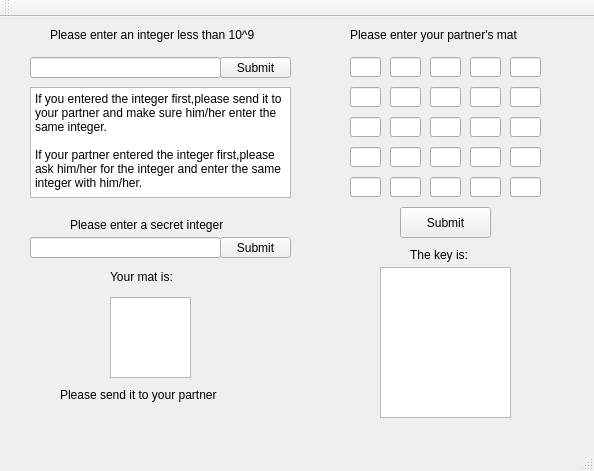
First picture: the form in mainwindow.ui, repository Chen-Py/Mat-Code-Key-Exchange, before the edit.
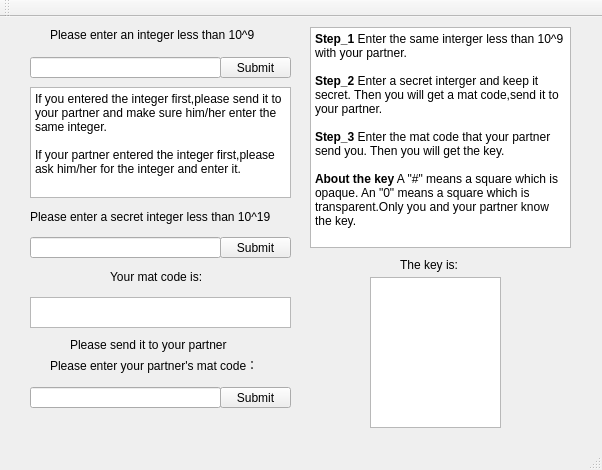
Second picture: the form after the edit.

What changed in the file:
```diff
--- a/mainwindow.ui
+++ b/mainwindow.ui
@@ -6,288 +6,25 @@
    <rect>
     <x>0</x>
     <y>0</y>
-    <width>594</width>
-    <height>471</height>
+    <width>602</width>
+    <height>470</height>
    </rect>
   </property>
   <property name="windowTitle">
    <string>Key Exchange System</string>
   </property>
   <widget class="QWidget" name="centralWidget">
-   <widget class="QPushButton" name="pushButton">
-    <property name="geometry">
-     <rect>
-      <x>400</x>
-      <y>190</y>
-      <width>91</width>
-      <height>31</height>
-     </rect>
-    </property>
-    <property name="text">
-     <string>Submit</string>
-    </property>
-   </widget>
-   <widget class="QLineEdit" name="lineEdit">
-    <property name="geometry">
-     <rect>
-      <x>350</x>
-      <y>40</y>
-      <width>31</width>
-      <height>20</height>
-     </rect>
-    </property>
-   </widget>
-   <widget class="QLineEdit" name="lineEdit_2">
-    <property name="geometry">
-     <rect>
-      <x>390</x>
-      <y>40</y>
-      <width>31</width>
-      <height>20</height>
-     </rect>
-    </property>
-   </widget>
-   <widget class="QLineEdit" name="lineEdit_3">
-    <property name="geometry">
-     <rect>
-      <x>430</x>
-      <y>40</y>
-      <width>31</width>
-      <height>20</height>
-     </rect>
-    </property>
-   </widget>
-   <widget class="QLineEdit" name="lineEdit_4">
-    <property name="geometry">
-     <rect>
-      <x>470</x>
-      <y>40</y>
-      <width>31</width>
-      <height>20</height>
-     </rect>
-    </property>
-   </widget>
-   <widget class="QLineEdit" name="lineEdit_5">
-    <property name="geometry">
-     <rect>
-      <x>510</x>
-      <y>40</y>
-      <width>31</width>
-      <height>20</height>
-     </rect>
-    </property>
-   </widget>
-   <widget class="QLineEdit" name="lineEdit_6">
-    <property name="geometry">
-     <rect>
-      <x>350</x>
-      <y>70</y>
-      <width>31</width>
-      <height>20</height>
-     </rect>
-    </property>
-   </widget>
-   <widget class="QLineEdit" name="lineEdit_7">
-    <property name="geometry">
-     <rect>
-      <x>390</x>
-      <y>70</y>
-      <width>31</width>
-      <height>20</height>
-     </rect>
-    </property>
-   </widget>
-   <widget class="QLineEdit" name="lineEdit_8">
-    <property name="geometry">
-     <rect>
-      <x>430</x>
-      <y>70</y>
-      <width>31</width>
-      <height>20</height>
-     </rect>
-    </property>
-   </widget>
-   <widget class="QLineEdit" name="lineEdit_9">
-    <property name="geometry">
-     <rect>
-      <x>470</x>
-      <y>70</y>
-      <width>31</width>
-      <height>20</height>
-     </rect>
-    </property>
-   </widget>
-   <widget class="QLineEdit" name="lineEdit_10">
-    <property name="geometry">
-     <rect>
-      <x>510</x>
-      <y>70</y>
-      <width>31</width>
-      <height>20</height>
-     </rect>
-    </property>
-   </widget>
-   <widget class="QLineEdit" name="lineEdit_11">
-    <property name="geometry">
-     <rect>
-      <x>350</x>
-      <y>100</y>
-      <width>31</width>
-      <height>20</height>
-     </rect>
-    </property>
-   </widget>
-   <widget class="QLineEdit" name="lineEdit_12">
-    <property name="geometry">
-     <rect>
-      <x>390</x>
-      <y>100</y>
-      <width>31</width>
-      <height>20</height>
-     </rect>
-    </property>
-   </widget>
-   <widget class="QLineEdit" name="lineEdit_13">
-    <property name="geometry">
-     <rect>
-      <x>430</x>
-      <y>100</y>
-      <width>31</width>
-      <height>20</height>
-     </rect>
-    </property>
-   </widget>
-   <widget class="QLineEdit" name="lineEdit_14">
-    <property name="geometry">
-     <rect>
-      <x>470</x>
-      <y>100</y>
-      <width>31</width>
-      <height>20</height>
-     </rect>
-    </property>
-   </widget>
-   <widget class="QLineEdit" name="lineEdit_15">
-    <property name="geometry">
-     <rect>
-      <x>510</x>
-      <y>100</y>
-      <width>31</width>
-      <height>20</height>
-     </rect>
-    </property>
-   </widget>
-   <widget class="QLineEdit" name="lineEdit_16">
-    <property name="geometry">
-     <rect>
-      <x>350</x>
-      <y>130</y>
-      <width>31</width>
-      <height>20</height>
-     </rect>
-    </property>
-   </widget>
-   <widget class="QLineEdit" name="lineEdit_17">
-    <property name="geometry">
-     <rect>
-      <x>390</x>
-      <y>130</y>
-      <width>31</width>
-      <height>20</height>
-     </rect>
-    </property>
-   </widget>
-   <widget class="QLineEdit" name="lineEdit_18">
-    <property name="geometry">
-     <rect>
-      <x>430</x>
-      <y>130</y>
-      <width>31</width>
-      <height>20</height>
-     </rect>
-    </property>
-   </widget>
-   <widget class="QLineEdit" name="lineEdit_19">
-    <property name="geometry">
-     <rect>
-      <x>470</x>
-      <y>130</y>
-      <width>31</width>
-      <height>20</height>
-     </rect>
-    </property>
-   </widget>
-   <widget class="QLineEdit" name="lineEdit_20">
-    <property name="geometry">
-     <rect>
-      <x>510</x>
-      <y>130</y>
-      <width>31</width>
-      <height>20</height>
-     </rect>
-    </property>
-   </widget>
-   <widget class="QLineEdit" name="lineEdit_21">
-    <property name="geometry">
-     <rect>
-      <x>350</x>
-      <y>160</y>
-      <width>31</width>
-      <height>20</height>
-     </rect>
-    </property>
-   </widget>
-   <widget class="QLineEdit" name="lineEdit_22">
-    <property name="geometry">
-     <rect>
-      <x>390</x>
-      <y>160</y>
-      <width>31</width>
-      <height>20</height>
-     </rect>
-    </property>
-   </widget>
-   <widget class="QLineEdit" name="lineEdit_23">
-    <property name="geometry">
-     <rect>
-      <x>430</x>
-      <y>160</y>
-      <width>31</width>
-      <height>20</height>
-     </rect>
-    </property>
-   </widget>
-   <widget class="QLineEdit" name="lineEdit_24">
-    <property name="geometry">
-     <rect>
-      <x>470</x>
-      <y>160</y>
-      <width>31</width>
-      <height>20</height>
-     </rect>
-    </property>
-   </widget>
-   <widget class="QLineEdit" name="lineEdit_25">
-    <property name="geometry">
-     <rect>
-      <x>510</x>
-      <y>160</y>
-      <width>31</width>
-      <height>20</height>
-     </rect>
-    </property>
-   </widget>
    <widget class="QLabel" name="label">
     <property name="geometry">
      <rect>
-      <x>350</x>
-      <y>10</y>
-      <width>201</width>
+      <x>50</x>
+      <y>340</y>
+      <width>231</width>
       <height>16</height>
      </rect>
     </property>
     <property name="text">
-     <string>Please enter your partner's mat</string>
+     <string>Please enter your partner's mat code：</string>
     </property>
    </widget>
    <widget class="QLineEdit" name="lineEdit_26">
@@ -345,20 +82,20 @@
 &lt;/style&gt;&lt;/head&gt;&lt;body style=&quot; font-family:'SimSun'; font-size:9pt; font-weight:400; font-style:normal;&quot;&gt;
 &lt;p style=&quot; margin-top:0px; margin-bottom:0px; margin-left:0px; margin-right:0px; -qt-block-indent:0; text-indent:0px;&quot;&gt;If you entered the integer first,please send it to your partner and make sure him/her enter the same integer.&lt;/p&gt;
 &lt;p style=&quot;-qt-paragraph-type:empty; margin-top:0px; margin-bottom:0px; margin-left:0px; margin-right:0px; -qt-block-indent:0; text-indent:0px;&quot;&gt;&lt;br /&gt;&lt;/p&gt;
-&lt;p style=&quot; margin-top:0px; margin-bottom:0px; margin-left:0px; margin-right:0px; -qt-block-indent:0; text-indent:0px;&quot;&gt;If your partner entered the integer first,please ask him/her for the integer and enter the same integer with him/her.&lt;/p&gt;&lt;/body&gt;&lt;/html&gt;</string>
+&lt;p style=&quot; margin-top:0px; margin-bottom:0px; margin-left:0px; margin-right:0px; -qt-block-indent:0; text-indent:0px;&quot;&gt;If your partner entered the integer first,please ask him/her for the integer and enter it.&lt;/p&gt;&lt;/body&gt;&lt;/html&gt;</string>
     </property>
    </widget>
    <widget class="QLabel" name="label_3">
     <property name="geometry">
      <rect>
-      <x>70</x>
-      <y>200</y>
-      <width>181</width>
-      <height>16</height>
+      <x>30</x>
+      <y>190</y>
+      <width>271</width>
+      <height>20</height>
      </rect>
     </property>
     <property name="text">
-     <string>Please enter a secret integer</string>
+     <string>Please enter a secret integer less than 10^19</string>
     </property>
    </widget>
    <widget class="QLineEdit" name="lineEdit_27">
@@ -389,21 +126,21 @@
      <rect>
       <x>110</x>
       <y>250</y>
-      <width>81</width>
+      <width>101</width>
       <height>20</height>
      </rect>
     </property>
     <property name="text">
-     <string>Your mat is:</string>
+     <string>Your mat code is:</string>
     </property>
    </widget>
    <widget class="QTextBrowser" name="textBrowser_2">
     <property name="geometry">
      <rect>
-      <x>110</x>
+      <x>30</x>
       <y>280</y>
-      <width>81</width>
-      <height>81</height>
+      <width>261</width>
+      <height>31</height>
      </rect>
     </property>
     <property name="html">
@@ -417,8 +154,8 @@
    <widget class="QLabel" name="label_5">
     <property name="geometry">
      <rect>
-      <x>60</x>
-      <y>370</y>
+      <x>70</x>
+      <y>320</y>
       <width>181</width>
       <height>16</height>
      </rect>
@@ -430,8 +167,8 @@
    <widget class="QTextBrowser" name="textBrowser_3">
     <property name="geometry">
      <rect>
-      <x>380</x>
-      <y>250</y>
+      <x>370</x>
+      <y>260</y>
       <width>131</width>
       <height>151</height>
      </rect>
@@ -447,8 +184,8 @@
    <widget class="QLabel" name="label_6">
     <property name="geometry">
      <rect>
-      <x>410</x>
-      <y>230</y>
+      <x>400</x>
+      <y>240</y>
       <width>71</width>
       <height>16</height>
      </rect>
@@ -457,6 +194,52 @@
      <string>The key is:</string>
     </property>
    </widget>
+   <widget class="QPushButton" name="pushButton_4">
+    <property name="geometry">
+     <rect>
+      <x>220</x>
+      <y>370</y>
+      <width>71</width>
+      <height>21</height>
+     </rect>
+    </property>
+    <property name="text">
+     <string>Submit</string>
+    </property>
+   </widget>
+   <widget class="QLineEdit" name="lineEdit_28">
+    <property name="geometry">
+     <rect>
+      <x>30</x>
+      <y>370</y>
+      <width>191</width>
+      <height>21</height>
+     </rect>
+    </property>
+   </widget>
+   <widget class="QTextBrowser" name="textBrowser_4">
+    <property name="geometry">
+     <rect>
+      <x>310</x>
+      <y>10</y>
+      <width>261</width>
+      <height>221</height>
+     </rect>
+    </property>
+    <property name="html">
+     <string>&lt;!DOCTYPE HTML PUBLIC &quot;-//W3C//DTD HTML 4.0//EN&quot; &quot;http://www.w3.org/TR/REC-html40/strict.dtd&quot;&gt;
+&lt;html&gt;&lt;head&gt;&lt;meta name=&quot;qrichtext&quot; content=&quot;1&quot; /&gt;&lt;style type=&quot;text/css&quot;&gt;
+p, li { white-space: pre-wrap; }
+&lt;/style&gt;&lt;/head&gt;&lt;body style=&quot; font-family:'SimSun'; font-size:9pt; font-weight:400; font-style:normal;&quot;&gt;
+&lt;p style=&quot; margin-top:0px; margin-bottom:0px; margin-left:0px; margin-right:0px; -qt-block-indent:0; text-indent:0px;&quot;&gt;&lt;span style=&quot; font-weight:600;&quot;&gt;Step_1&lt;/span&gt; Enter the same interger less than 10^9 with your partner.&lt;/p&gt;
+&lt;p style=&quot;-qt-paragraph-type:empty; margin-top:0px; margin-bottom:0px; margin-left:0px; margin-right:0px; -qt-block-indent:0; text-indent:0px;&quot;&gt;&lt;br /&gt;&lt;/p&gt;
+&lt;p style=&quot; margin-top:0px; margin-bottom:0px; margin-left:0px; margin-right:0px; -qt-block-indent:0; text-indent:0px;&quot;&gt;&lt;span style=&quot; font-weight:600;&quot;&gt;Step_2&lt;/span&gt; Enter a secret interger and keep it secret. Then you will get a mat code,send it to your partner.&lt;/p&gt;
+&lt;p style=&quot;-qt-paragraph-type:empty; margin-top:0px; margin-bottom:0px; margin-left:0px; margin-right:0px; -qt-block-indent:0; text-indent:0px;&quot;&gt;&lt;br /&gt;&lt;/p&gt;
+&lt;p style=&quot; margin-top:0px; margin-bottom:0px; margin-left:0px; margin-right:0px; -qt-block-indent:0; text-indent:0px;&quot;&gt;&lt;span style=&quot; font-weight:600;&quot;&gt;Step_3&lt;/span&gt; Enter the mat code that your partner send you. Then you will get the key.&lt;/p&gt;
+&lt;p style=&quot;-qt-paragraph-type:empty; margin-top:0px; margin-bottom:0px; margin-left:0px; margin-right:0px; -qt-block-indent:0; text-indent:0px;&quot;&gt;&lt;br /&gt;&lt;/p&gt;
+&lt;p style=&quot; margin-top:0px; margin-bottom:0px; margin-left:0px; margin-right:0px; -qt-block-indent:0; text-indent:0px;&quot;&gt;&lt;span style=&quot; font-weight:600;&quot;&gt;About the key&lt;/span&gt; A &amp;quot;#&amp;quot; means a square which is opaque. An &amp;quot;0&amp;quot; means a square which is transparent.Only you and your partner know the key.&lt;/p&gt;&lt;/body&gt;&lt;/html&gt;</string>
+    </property>
+   </widget>
   </widget>
   <widget class="QMenuBar" name="menuBar">
    <property name="geometry">
```
Left out of the diff: 2 changed lines with no effect on the pictures.
